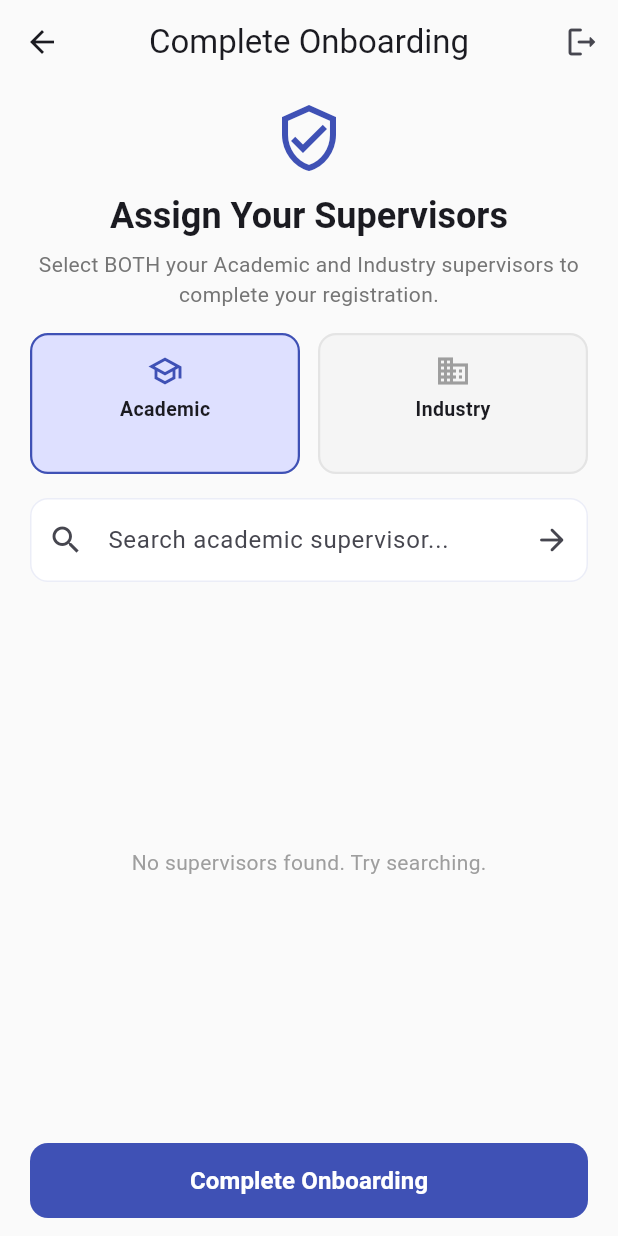
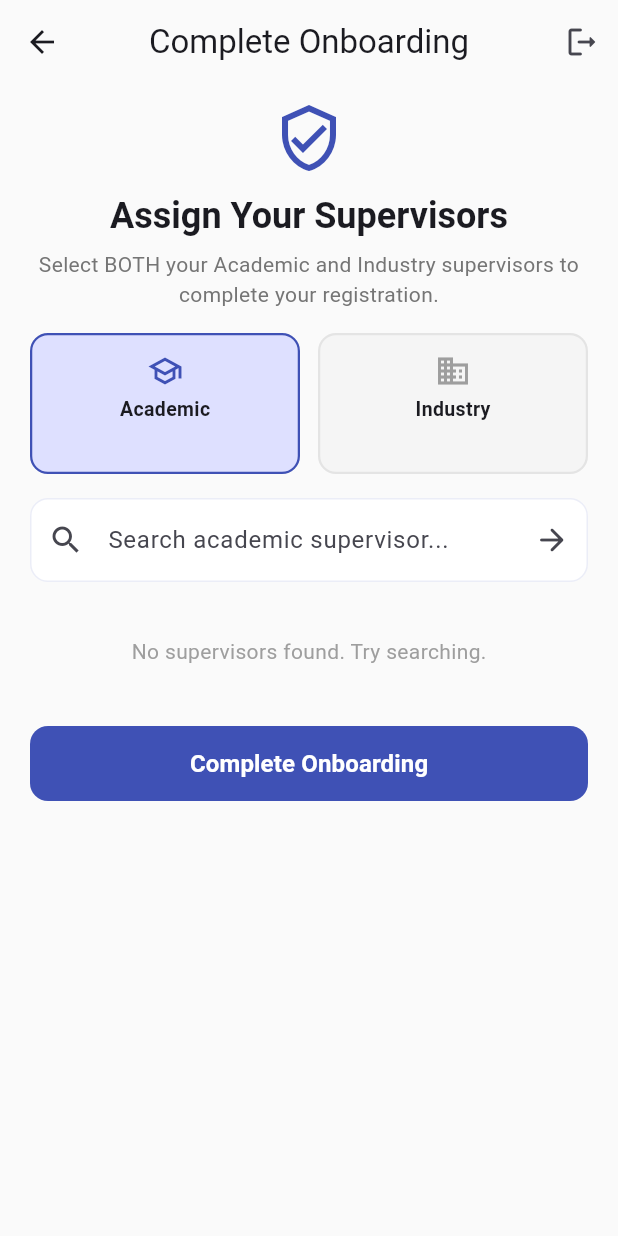
Before and after one commit to rajeeakbar/Offline-first-internship-attachment-management-application-, a Flutter app: the SupervisorSelectionScreen screen opened directly, on a phone screen of 412 x 824 dp. Run offline on Flutter 3.47's test engine with Material 3 defaults, Android fonts, the phone set to English and light mode, and no system bars; our stand-ins replace connectivity_plus, flutter_riverpod, pdf, printing, shared_preferences, sqflite and 1 more; missing offline and left inert: dart_openai; accounts and stored records are empty.

Commit message:
Fix layout overflow in student onboarding screen
- Wrapped student onboarding panel in a SafeArea and a SingleChildScrollView in `lib/features/student/presentation/student_dashboard.dart`.
- Set shrinkWrap to true and disabled nested scrolling with NeverScrollableScrollPhysics for the supervisor selection list.
- Prevents layout and vertical scroll overlaps when the soft keyboard is open for searching.
- All tests and analysis checks passed perfectly.

Co-authored-by: rajeeakbar <139373939+rajeeakbar@users.noreply.github.com>

```diff
--- a/lib/features/student/presentation/student_dashboard.dart
+++ b/lib/features/student/presentation/student_dashboard.dart
@@ -654,7 +654,9 @@ class _SupervisorSelectionScreenState
           ),
         ],
       ),
-      body: Padding(
+      body: SafeArea(
+        child: SingleChildScrollView(
+          child: Padding(
             padding: const EdgeInsets.symmetric(horizontal: 20.0, vertical: 12.0),
             child: Column(
               crossAxisAlignment: CrossAxisAlignment.stretch,
@@ -813,17 +815,24 @@ class _SupervisorSelectionScreenState
                   onSubmitted: _searchStaff,
                 ),
                 const SizedBox(height: 12),
-            Expanded(
-              child: _isSearching
-                  ? const Center(child: CircularProgressIndicator())
+                _isSearching
+                    ? const Padding(
+                        padding: EdgeInsets.symmetric(vertical: 24.0),
+                        child: Center(child: CircularProgressIndicator()),
+                      )
                     : _staffList.isEmpty
-                      ? Center(
+                        ? Padding(
+                            padding: const EdgeInsets.symmetric(vertical: 24.0),
+                            child: Center(
                               child: Text(
                                 'No supervisors found. Try searching.',
                                 style: TextStyle(color: Colors.grey[500]),
                               ),
+                            ),
                           )
                         : ListView.separated(
+                            shrinkWrap: true,
+                            physics: const NeverScrollableScrollPhysics(),
                             itemCount: _staffList.length,
                             separatorBuilder: (_, _) => const SizedBox(height: 8),
                             itemBuilder: (context, index) {
@@ -868,8 +877,7 @@ class _SupervisorSelectionScreenState
                               );
                             },
                           ),
-            ),
-            const SizedBox(height: 12),
+                const SizedBox(height: 16),
                 ElevatedButton(
                   onPressed: (_selectedAcademic == null || _selectedIndustry == null || _isSaving)
                       ? null
@@ -890,6 +898,8 @@ class _SupervisorSelectionScreenState
               ],
             ),
           ),
+        ),
+      ),
     );
   }
 
```
Lines whose indentation alone changed are shown as unchanged.
